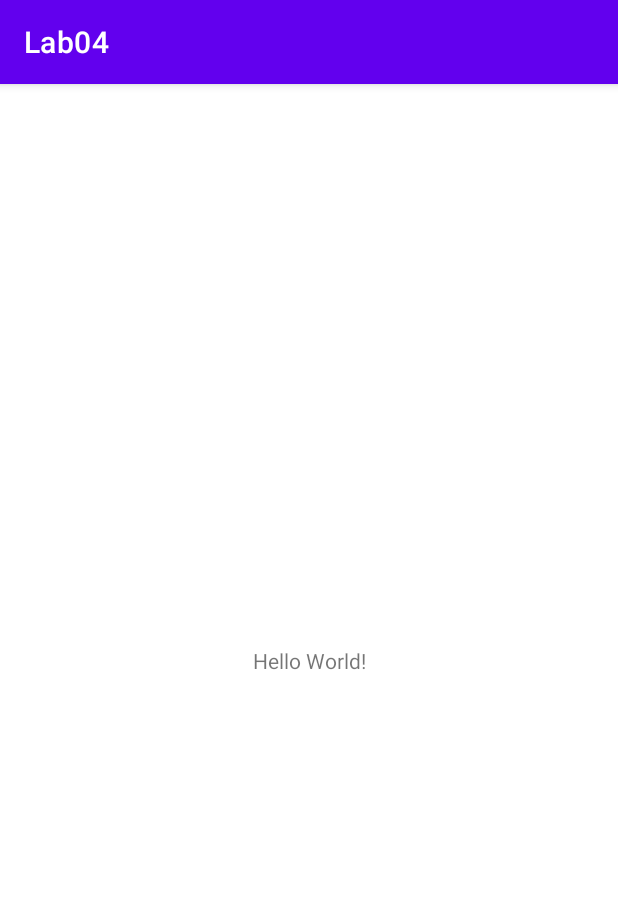
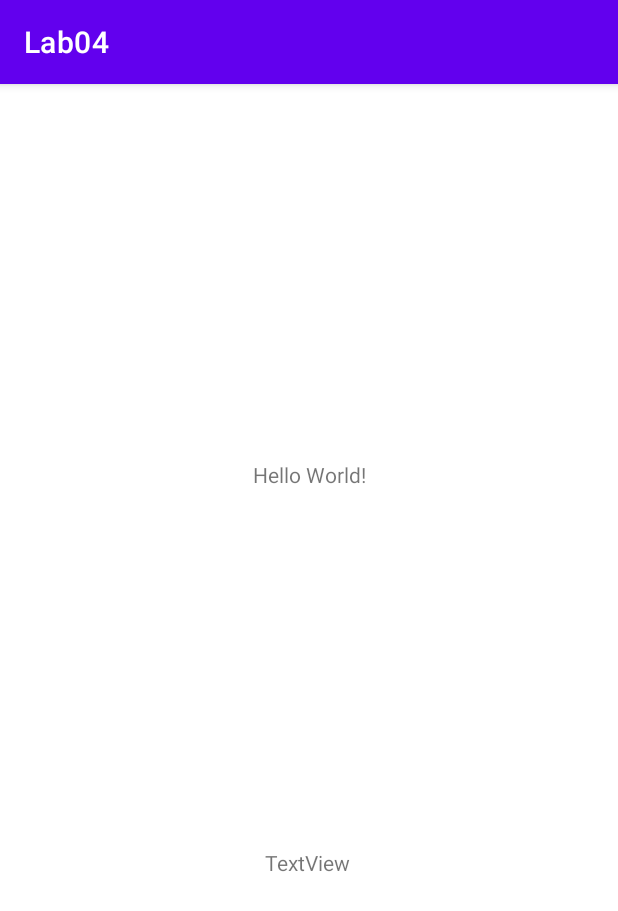
Before and after one commit to IT19108346/IT_MadTutorial04, an Android app: the screen it shows after launch (MainActivity), on a phone screen of 412 x 824 dp. Shown: the top 911 px of the screen. Run offline under Robolectric (Android 15) with nearby library versions, the phone set to English and light mode, and no system bars.

Commit message:
third commit

```diff
--- a/app/src/main/res/layout/activity_main.xml
+++ b/app/src/main/res/layout/activity_main.xml
@@ -7,12 +7,26 @@
     tools:context=".MainActivity">
 
     <TextView
+        android:id="@+id/textView2"
         android:layout_width="wrap_content"
         android:layout_height="wrap_content"
         android:text="Hello World!"
         app:layout_constraintBottom_toBottomOf="parent"
         app:layout_constraintEnd_toEndOf="parent"
         app:layout_constraintStart_toStartOf="parent"
-        app:layout_constraintTop_toTopOf="parent" />
+        app:layout_constraintTop_toTopOf="parent"
+        app:layout_constraintVertical_bias="0.335" />
+
+    <TextView
+        android:id="@+id/textView"
+        android:layout_width="wrap_content"
+        android:layout_height="wrap_content"
+        android:text="TextView"
+        app:layout_constraintBottom_toBottomOf="parent"
+        app:layout_constraintEnd_toEndOf="parent"
+        app:layout_constraintHorizontal_bias="0.498"
+        app:layout_constraintStart_toStartOf="parent"
+        app:layout_constraintTop_toBottomOf="@+id/textView2"
+        app:layout_constraintVertical_bias="0.5" />
 
 </androidx.constraintlayout.widget.ConstraintLayout>
```
